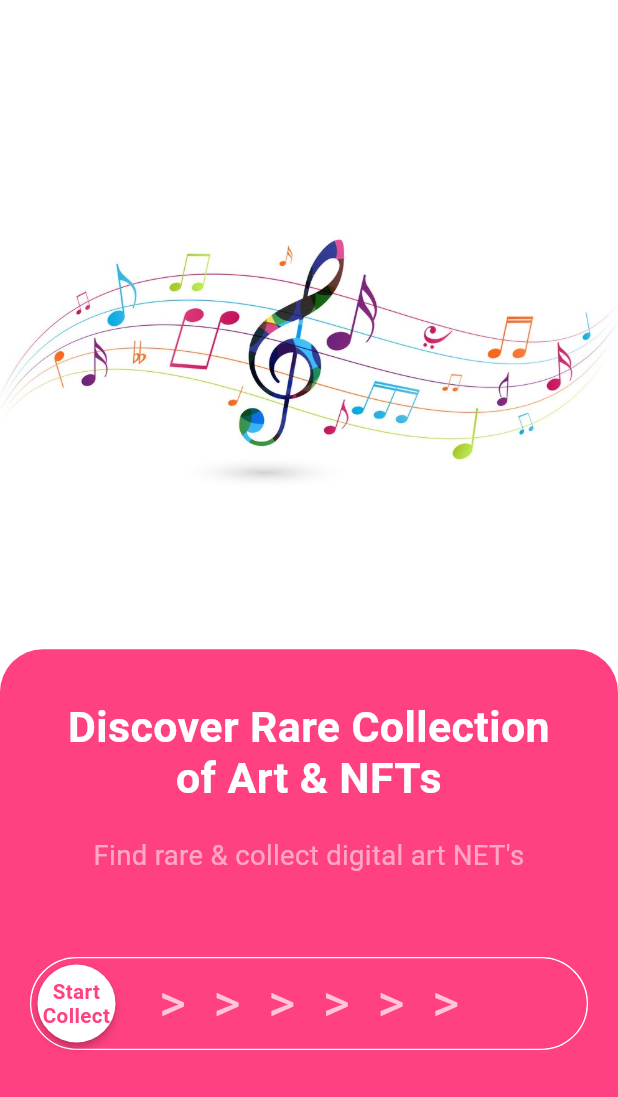
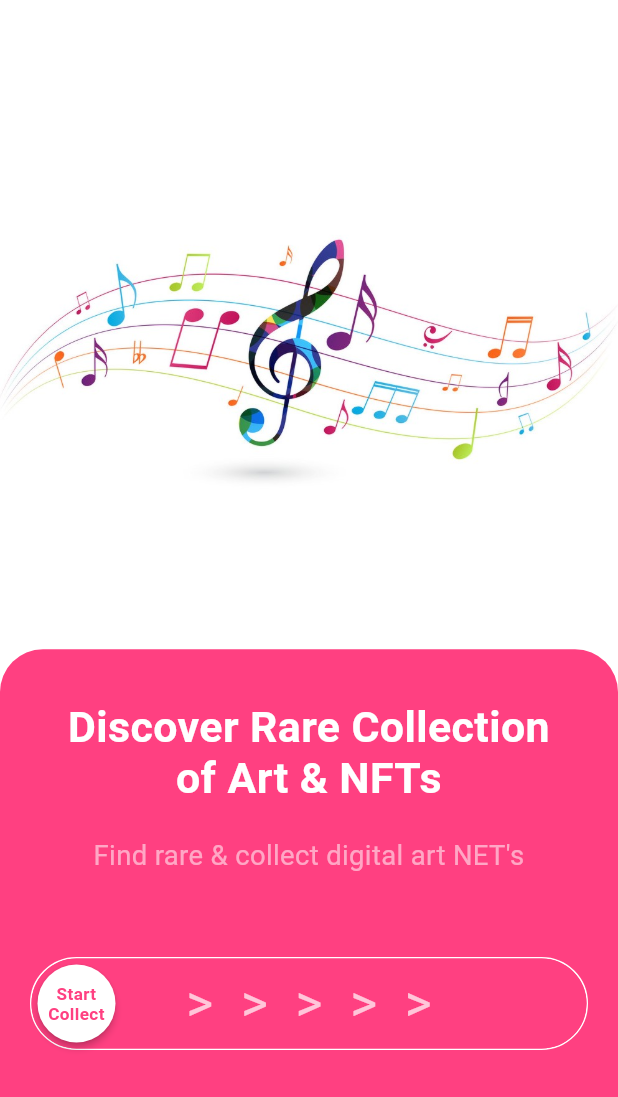
Before and after one commit to dudecoderr/NFT_Marketplace_Ui_In_Flutter, a Flutter app: the screen it shows after launch, on a phone screen of 412 x 824 dp, the part 139-1236 px from its top. Run offline on Flutter 3.47's test engine with Material 2 defaults, Android fonts, the phone set to English and light mode, and no system bars; drawn by our look-alikes of swipeable_button_view; our stand-ins replace flutter_screenutil, glassmorphism, page_transition, swipe_cards; missing offline and left inert: phlox_animations.

Commit message:
[Fix] UI issues

```diff
--- a/lib/Ui/dashboard_page.dart
+++ b/lib/Ui/dashboard_page.dart
@@ -91,7 +91,7 @@ class _DashboardScreenState extends State<DashboardScreen> {
                         ),
                         SizedBox(height: 20.h),
                         Container(
-                          height: 110.h,
+                          height: 120.h,
                           width: MediaQuery.of(context).size.width,
                           padding: EdgeInsets.all(10),
                           decoration: BoxDecoration(
--- a/lib/Ui/home_page.dart
+++ b/lib/Ui/home_page.dart
@@ -230,6 +230,7 @@ class _HomePageState extends State<HomePage> {
                                   height: 330.h,
                                   width: 300.w,
                                   child: SwipeCards(
+
                                     itemBuilder:
                                         (BuildContext context, int index) {
                                       return InkWell(
@@ -388,7 +389,8 @@ class _HomePageState extends State<HomePage> {
                                     onStackFinished: () {
                                       print('onStackFinished');
                                       setState(() {
-                                        _isNoItem = true;
+                                        reset();
+                                        // _isNoItem = true;
                                       });
                                     },
                                   ),
--- a/lib/Ui/splash_screen.dart
+++ b/lib/Ui/splash_screen.dart
@@ -123,13 +123,13 @@ class _SplashScreenState extends State<SplashScreen> {
                                 letterSpacing: 5,
                                 fontSize: 30.sp,
                                 color: Colors.white70),
-                            buttonText: "> > > > > >",
+                            buttonText: "> > > > >",
                             buttonWidget: Text(
                               Start_Collect,
                               textAlign: TextAlign.center,
                               style: TextStyle(
                                   color: Colors.pinkAccent,
-                                  fontSize: 12.sp,
+                                  fontSize: 10.sp,
                                   fontWeight: FontWeight.w700),
                             ),
                             activeColor: Colors.pinkAccent,
```
